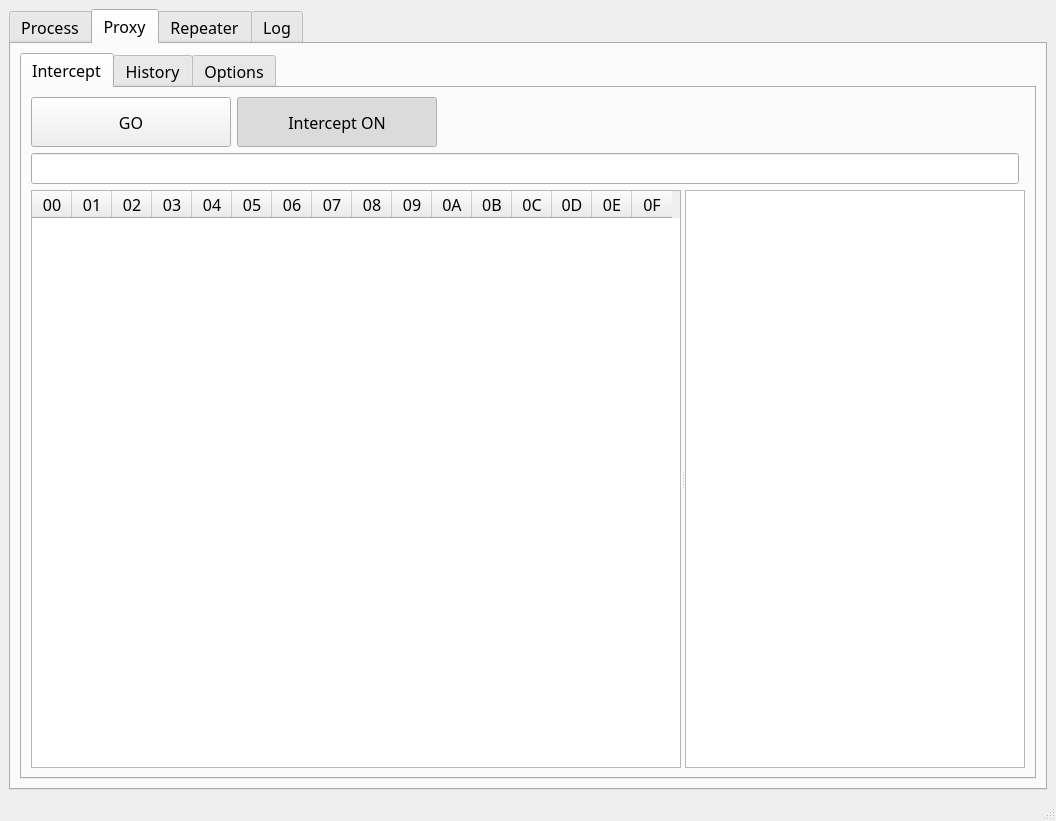
The window that Cataclysm_Version/friTCP/main_window.ui (Normaltic1018/friTCP) describes before a commit, drawn with Qt 5.
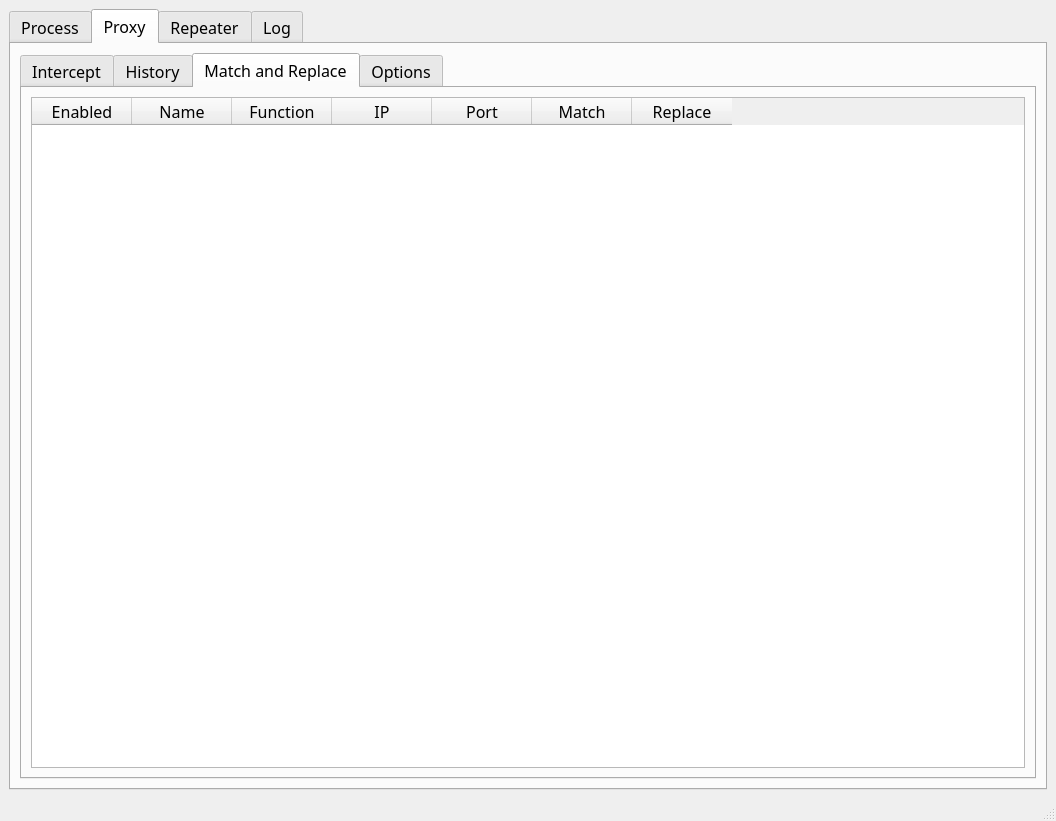
The same window after the commit. The open tabs and pages were chosen to show the change. Icons and pictures are not drawn.

Commit message: Match And Replace #1

Diff of the .ui file:
```diff
--- a/Cataclysm_Version/friTCP/main_window.ui
+++ b/Cataclysm_Version/friTCP/main_window.ui
@@ -1414,7 +1414,7 @@
            </font>
           </property>
           <property name="currentIndex">
-           <number>0</number>
+           <number>2</number>
           </property>
           <widget class="QWidget" name="tab">
            <attribute name="title">
@@ -1792,6 +1792,55 @@
             </item>
            </layout>
           </widget>
+          <widget class="QWidget" name="tab_7">
+           <attribute name="title">
+            <string>Match and Replace</string>
+           </attribute>
+           <layout class="QGridLayout" name="gridLayout_11">
+            <item row="0" column="0">
+             <widget class="QTableWidget" name="tableWidget_MatchAndReplace">
+              <property name="editTriggers">
+               <set>QAbstractItemView::NoEditTriggers</set>
+              </property>
+              <column>
+               <property name="text">
+                <string>Enabled</string>
+               </property>
+              </column>
+              <column>
+               <property name="text">
+                <string>Name</string>
+               </property>
+              </column>
+              <column>
+               <property name="text">
+                <string>Function</string>
+               </property>
+              </column>
+              <column>
+               <property name="text">
+                <string>IP</string>
+               </property>
+              </column>
+              <column>
+               <property name="text">
+                <string>Port</string>
+               </property>
+              </column>
+              <column>
+               <property name="text">
+                <string>Match</string>
+               </property>
+              </column>
+              <column>
+               <property name="text">
+                <string>Replace</string>
+               </property>
+              </column>
+             </widget>
+            </item>
+           </layout>
+          </widget>
           <widget class="QWidget" name="tab_4">
            <attribute name="title">
             <string>Options</string>
```
Left out of the diff: 2 changed lines with no effect on the pictures. The commit also changes 10 other files.
